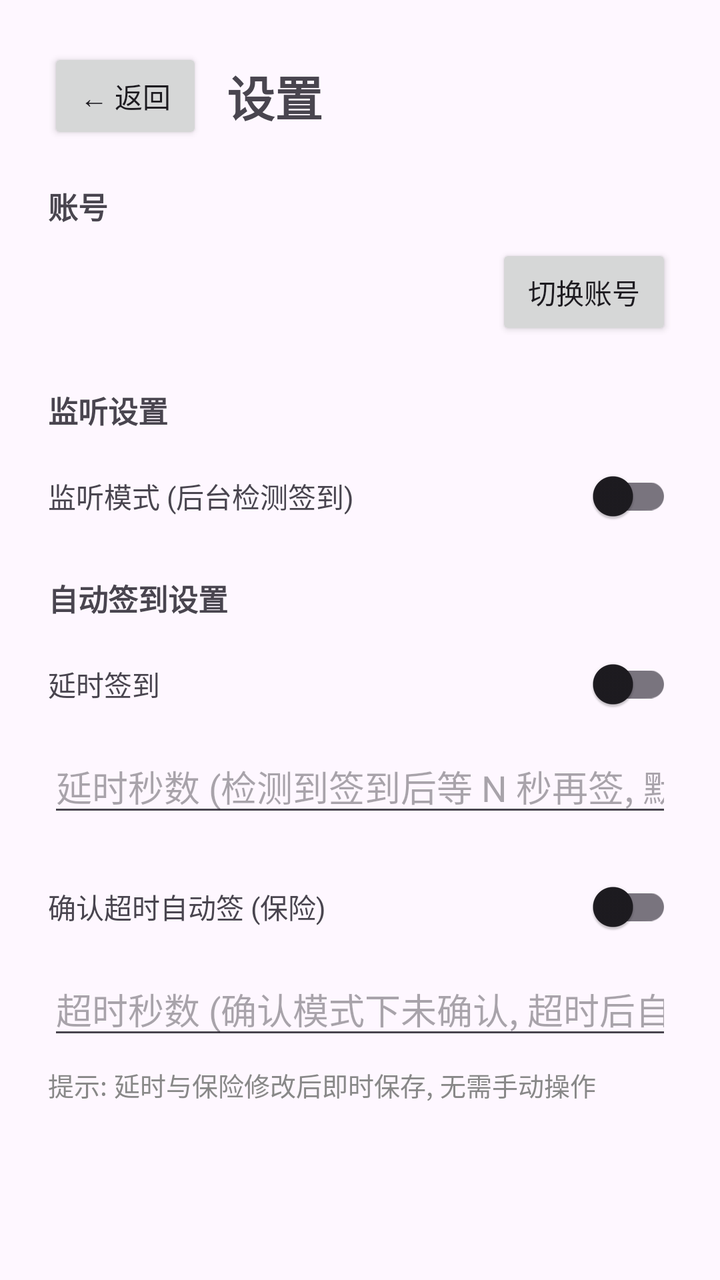
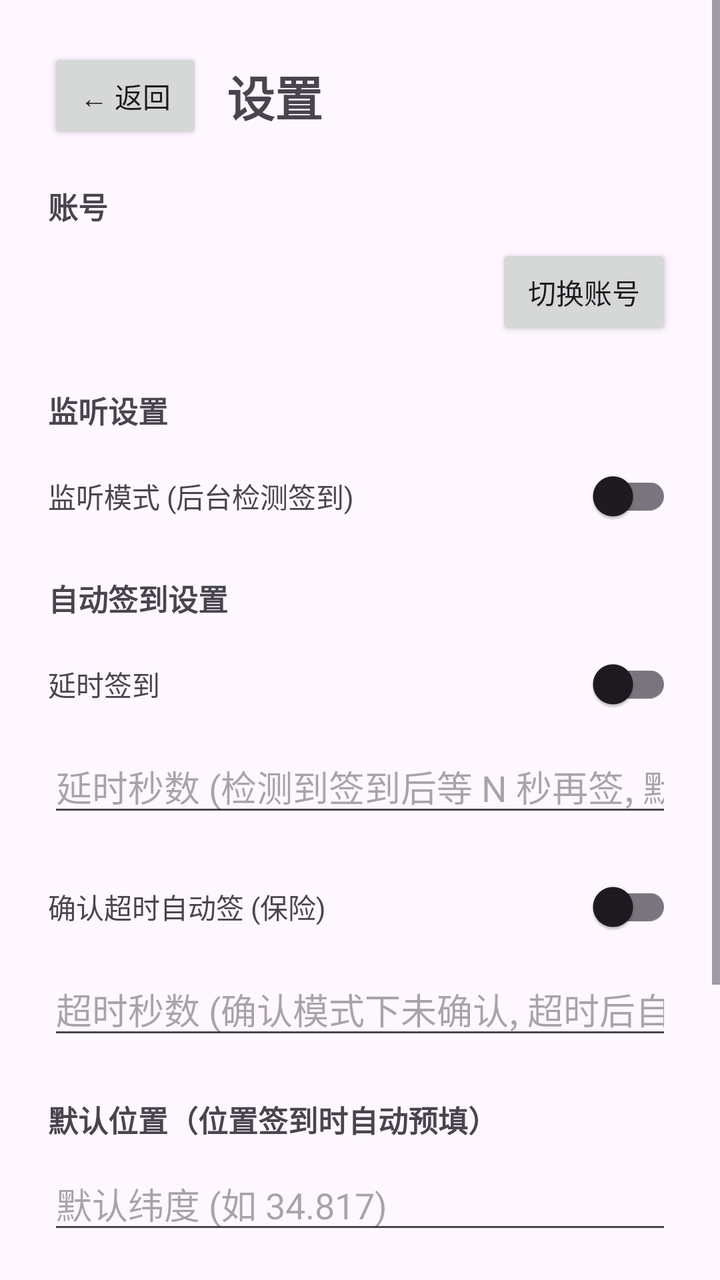

Two renders of the same Android screen: before a commit and after it. Below are the layout's source before the change and the commit's diff.
<!-- AndroidManifest.xml: application theme Theme.ChaoxingSign -->
<!-- res/layout/activity_settings.xml -->
<?xml version="1.0" encoding="utf-8"?>
<ScrollView xmlns:android="http://schemas.android.com/apk/res/android"
    android:id="@+id/root"
    android:layout_width="match_parent"
    android:layout_height="match_parent">

    <LinearLayout
        android:layout_width="match_parent"
        android:layout_height="wrap_content"
        android:orientation="vertical"
        android:padding="24dp">

        
        <LinearLayout
            android:layout_width="match_parent"
            android:layout_height="wrap_content"
            android:gravity="center_vertical"
            android:orientation="horizontal">

            <Button
                android:id="@+id/btnBack"
                android:layout_width="wrap_content"
                android:layout_height="wrap_content"
                android:minWidth="0dp"
                android:paddingHorizontal="16dp"
                android:text="← 返回" />

            <TextView
                android:layout_width="0dp"
                android:layout_height="wrap_content"
                android:layout_marginStart="12dp"
                android:layout_weight="1"
                android:text="设置"
                android:textSize="24sp"
                android:textStyle="bold" />
        </LinearLayout>

        
        <TextView
            android:layout_width="wrap_content"
            android:layout_height="wrap_content"
            android:layout_marginTop="20dp"
            android:text="账号"
            android:textSize="15sp"
            android:textStyle="bold" />

        <LinearLayout
            android:layout_width="match_parent"
            android:layout_height="wrap_content"
            android:layout_marginTop="8dp"
            android:gravity="center_vertical"
            android:orientation="horizontal">

            <TextView
                android:id="@+id/tvAccount"
                android:layout_width="0dp"
                android:layout_height="wrap_content"
                android:layout_weight="1"
                android:textSize="14sp" />

            <Button
                android:id="@+id/btnSwitchAccount"
                android:layout_width="wrap_content"
                android:layout_height="wrap_content"
                android:minWidth="0dp"
                android:paddingHorizontal="16dp"
                android:text="切换账号" />
        </LinearLayout>

        
        <TextView
            android:layout_width="wrap_content"
            android:layout_height="wrap_content"
            android:layout_marginTop="24dp"
            android:text="监听设置"
            android:textSize="15sp"
            android:textStyle="bold" />

        
        <LinearLayout
            android:layout_width="match_parent"
            android:layout_height="wrap_content"
            android:layout_marginTop="8dp"
            android:gravity="center_vertical"
            android:orientation="horizontal">

            <TextView
                android:layout_width="0dp"
                android:layout_height="wrap_content"
                android:layout_weight="1"
                android:text="监听模式 (后台检测签到)"
                android:textSize="14sp" />

            <androidx.appcompat.widget.SwitchCompat
                android:id="@+id/swMonitor"
                android:layout_width="wrap_content"
                android:layout_height="wrap_content" />
        </LinearLayout>

        
        <TextView
            android:layout_width="wrap_content"
            android:layout_height="wrap_content"
            android:layout_marginTop="16dp"
            android:text="自动签到设置"
            android:textSize="15sp"
            android:textStyle="bold" />

        
        <LinearLayout
            android:layout_width="match_parent"
            android:layout_height="wrap_content"
            android:layout_marginTop="8dp"
            android:gravity="center_vertical"
            android:orientation="horizontal">

            <TextView
                android:layout_width="0dp"
                android:layout_height="wrap_content"
                android:layout_weight="1"
                android:text="延时签到"
                android:textSize="14sp" />

            <androidx.appcompat.widget.SwitchCompat
                android:id="@+id/swDelay"
                android:layout_width="wrap_content"
                android:layout_height="wrap_content" />
        </LinearLayout>

        <EditText
            android:id="@+id/etDelaySeconds"
            android:layout_width="match_parent"
            android:layout_height="wrap_content"
            android:layout_marginTop="4dp"
            android:hint="延时秒数 (检测到签到后等 N 秒再签, 默认 30)"
            android:inputType="number"
            android:maxLines="1" />

        
        <LinearLayout
            android:layout_width="match_parent"
            android:layout_height="wrap_content"
            android:layout_marginTop="16dp"
            android:gravity="center_vertical"
            android:orientation="horizontal">

            <TextView
                android:layout_width="0dp"
                android:layout_height="wrap_content"
                android:layout_weight="1"
                android:text="确认超时自动签 (保险)"
                android:textSize="14sp" />

            <androidx.appcompat.widget.SwitchCompat
                android:id="@+id/swInsurance"
                android:layout_width="wrap_content"
                android:layout_height="wrap_content" />
        </LinearLayout>

        <EditText
            android:id="@+id/etInsuranceSeconds"
            android:layout_width="match_parent"
            android:layout_height="wrap_content"
            android:layout_marginTop="4dp"
            android:hint="超时秒数 (确认模式下未确认, 超时后自动签, 默认 60)"
            android:inputType="number"
            android:maxLines="1" />

        <Button
            android:id="@+id/btnSave"
            android:layout_width="match_parent"
            android:layout_height="wrap_content"
            android:layout_marginTop="24dp"
            android:text="保存设置"
            android:visibility="gone" />

        <TextView
            android:id="@+id/tvSaved"
            android:layout_width="match_parent"
            android:layout_height="wrap_content"
            android:layout_marginTop="8dp"
            android:text="提示: 延时与保险修改后即时保存, 无需手动操作"
            android:textSize="13sp"
            android:textColor="#888888" />

    </LinearLayout>
</ScrollView>
<!-- resources referenced by this layout -->
<resources>
  <style name="Theme.ChaoxingSign" parent="Base.Theme.ChaoxingSign" />
  <style name="Base.Theme.ChaoxingSign" parent="Theme.Material3.DayNight.NoActionBar">
          
          
      </style>
</resources>

<!-- the commit's change to res/layout/activity_settings.xml (unified diff, before → after) -->
@@ -166,6 +166,48 @@
             android:inputType="number"
             android:maxLines="1" />
 
+        
+        <TextView
+            android:layout_width="wrap_content"
+            android:layout_height="wrap_content"
+            android:layout_marginTop="24dp"
+            android:text="默认位置（位置签到时自动预填）"
+            android:textSize="15sp"
+            android:textStyle="bold" />
+
+        <EditText
+            android:id="@+id/etDefaultLat"
+            android:layout_width="match_parent"
+            android:layout_height="wrap_content"
+            android:layout_marginTop="8dp"
+            android:hint="默认纬度 (如 34.817)"
+            android:inputType="numberDecimal"
+            android:maxLines="1" />
+
+        <EditText
+            android:id="@+id/etDefaultLon"
+            android:layout_width="match_parent"
+            android:layout_height="wrap_content"
+            android:layout_marginTop="8dp"
+            android:hint="默认经度 (如 113.516)"
+            android:inputType="numberDecimal"
+            android:maxLines="1" />
+
+        <EditText
+            android:id="@+id/etDefaultAddress"
+            android:layout_width="match_parent"
+            android:layout_height="wrap_content"
+            android:layout_marginTop="8dp"
+            android:hint="默认地址 (如 河南科技大学)"
+            android:maxLines="1" />
+
+        <Button
+            android:id="@+id/btnPickDefaultLocation"
+            android:layout_width="match_parent"
+            android:layout_height="wrap_content"
+            android:layout_marginTop="8dp"
+            android:text="🗺️ 地图选点设默认位置" />
+
         <Button
             android:id="@+id/btnSave"
             android:layout_width="match_parent"
